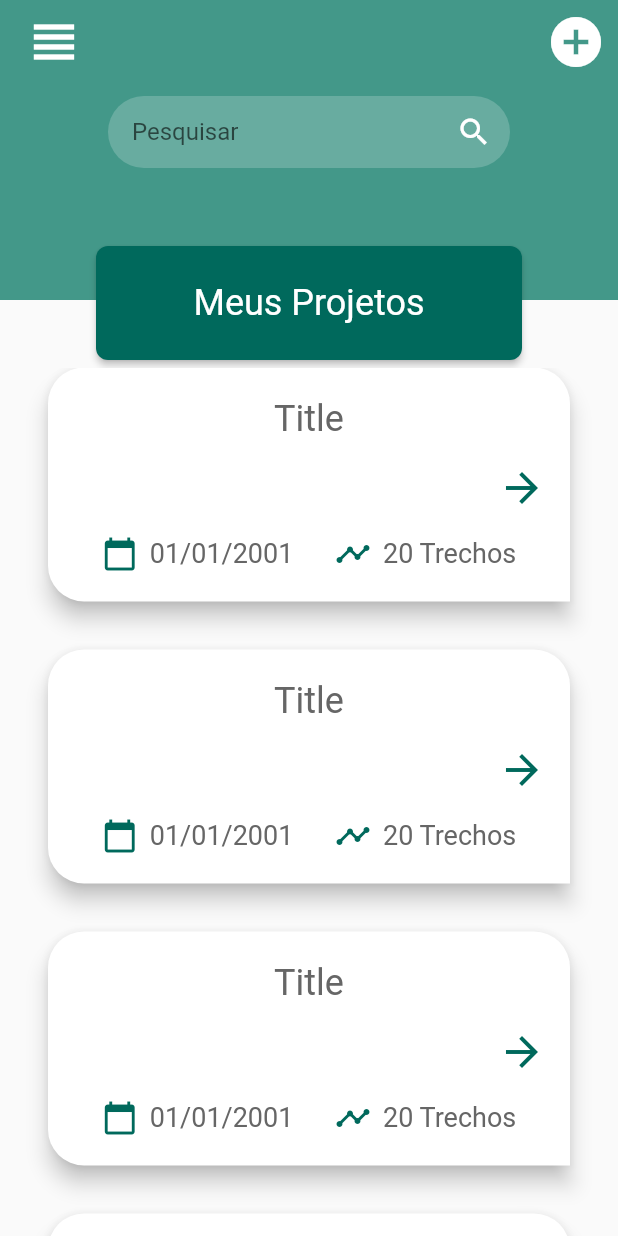
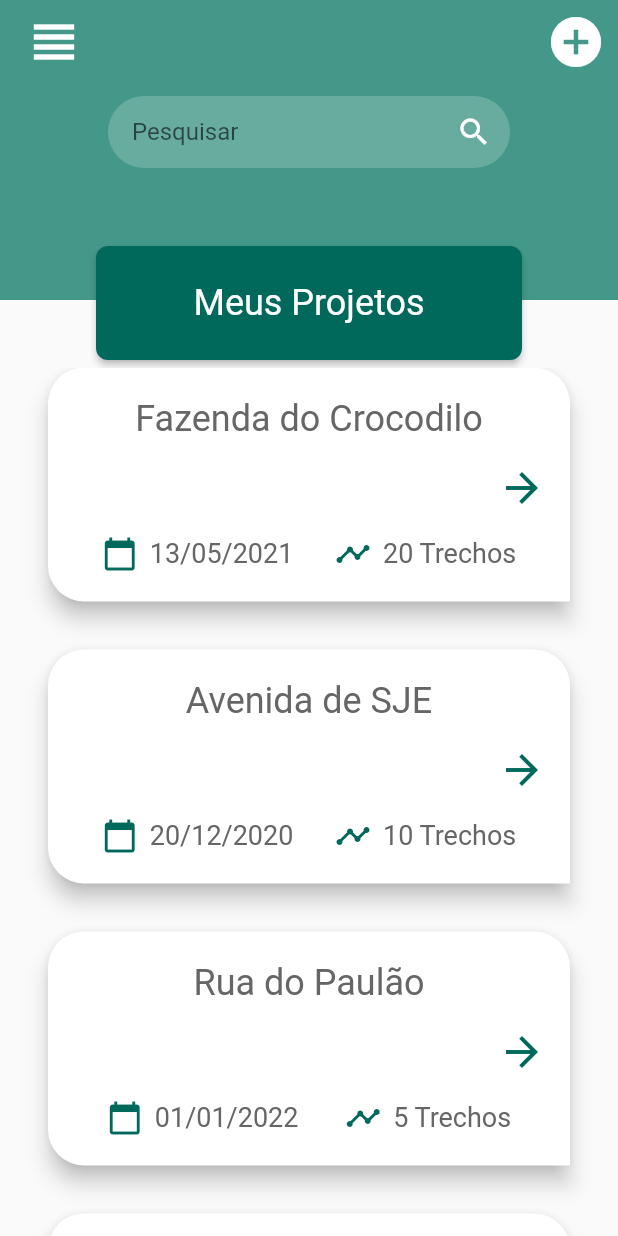
Before and after one commit to TheuFerreira/Flutter-Barraginha, a Flutter app: the screen it shows after launch, on a phone screen of 412 x 824 dp. Run offline on Flutter 3.47's test engine with Material 2 defaults, Android fonts, the phone set to English and light mode, and no system bars.

Commit message:
Added GroupModel and added List of Groups

```diff
--- a/lib/app/screens/groups/components/item_group_widget.dart
+++ b/lib/app/screens/groups/components/item_group_widget.dart
@@ -1,17 +1,14 @@
 import 'package:flutter/material.dart';
+import 'package:flutter_barraginha/app/shared/models/group_model.dart';
 
 import 'text_icon_widget.dart';
 
 class ItemGroupWidget extends StatelessWidget {
-  final String title;
-  final String date;
-  final String parts;
+  final GroupModel group;
   final Function()? onLongPress;
-  const ItemGroupWidget({
+  const ItemGroupWidget(
+    this.group, {
     Key? key,
-    this.title = 'Title',
-    this.date = '01/01/2001',
-    this.parts = '20 Trechos',
     this.onLongPress,
   }) : super(key: key);
 
@@ -35,7 +32,7 @@ class ItemGroupWidget extends StatelessWidget {
             crossAxisAlignment: CrossAxisAlignment.center,
             children: [
               Text(
-                title,
+                group.title,
                 style: const TextStyle(
                   fontSize: 24.0,
                   color: Color(0xFF666666),
@@ -59,8 +56,8 @@ class ItemGroupWidget extends StatelessWidget {
               Row(
                 mainAxisAlignment: MainAxisAlignment.spaceEvenly,
                 children: [
-                  TextIconWidget(Icons.calendar_today, date),
-                  TextIconWidget(Icons.timeline, parts),
+                  TextIconWidget(Icons.calendar_today, group.getShortDate()),
+                  TextIconWidget(Icons.timeline, '${group.parts} Trechos'),
                 ],
               ),
             ],
--- a/lib/app/screens/groups/groups_page.dart
+++ b/lib/app/screens/groups/groups_page.dart
@@ -1,4 +1,5 @@
 import 'package:flutter/material.dart';
+import 'package:flutter_barraginha/app/shared/models/group_model.dart';
 
 import 'components/custom_app_bar.dart';
 import 'components/item_group_widget.dart';
@@ -51,9 +52,9 @@ class GroupsPage extends StatelessWidget {
           Flexible(
             child: ListView.builder(
               physics: const BouncingScrollPhysics(),
-              itemCount: 15,
+              itemCount: groups.length,
               itemBuilder: (builder, i) {
-                return const ItemGroupWidget();
+                return ItemGroupWidget(groups[i]);
               },
             ),
           ),
--- /dev/null
+++ b/lib/app/shared/models/group_model.dart
@@ -0,0 +1,21 @@
+import 'package:intl/intl.dart';
+
+class GroupModel {
+  String title;
+  DateTime date;
+  int parts;
+
+  GroupModel(this.title, this.date, this.parts);
+
+  String getShortDate() {
+    return DateFormat('dd/MM/yyyy').format(date);
+  }
+}
+
+List<GroupModel> groups = [
+  GroupModel('Fazenda do Crocodilo', DateTime(2021, 5, 13), 20),
+  GroupModel('Avenida de SJE', DateTime(2020, 12, 20), 10),
+  GroupModel('Rua do Paulão', DateTime(2022, 01, 01), 5),
+  GroupModel('Fazenda Jão Kisse', DateTime(2020, 09, 17), 17),
+  GroupModel('Rua da Igreja', DateTime(2022, 02, 28), 2),
+];
--- a/pubspec.yaml
+++ b/pubspec.yaml
@@ -31,6 +31,7 @@ dependencies:
     sdk: flutter
   mobx: ^2.0.6+1
   flutter_mobx: ^2.0.3+2
+  intl: ^0.17.0
 
 dev_dependencies:
   flutter_test:
```
Also changed, not shown: pubspec.lock.
